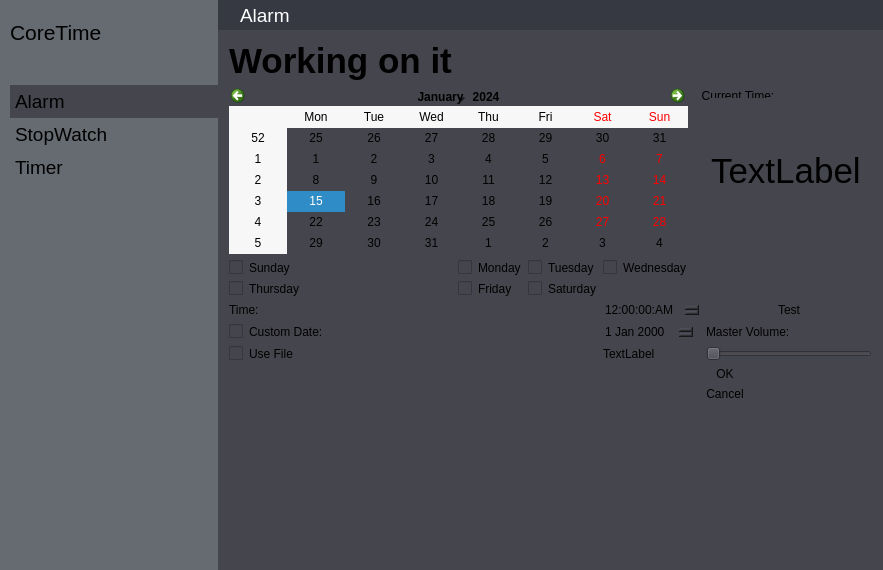
Before: the Qt Designer form coretime/coretime.ui in rahmanshaber/corebox, drawn with Qt 5.
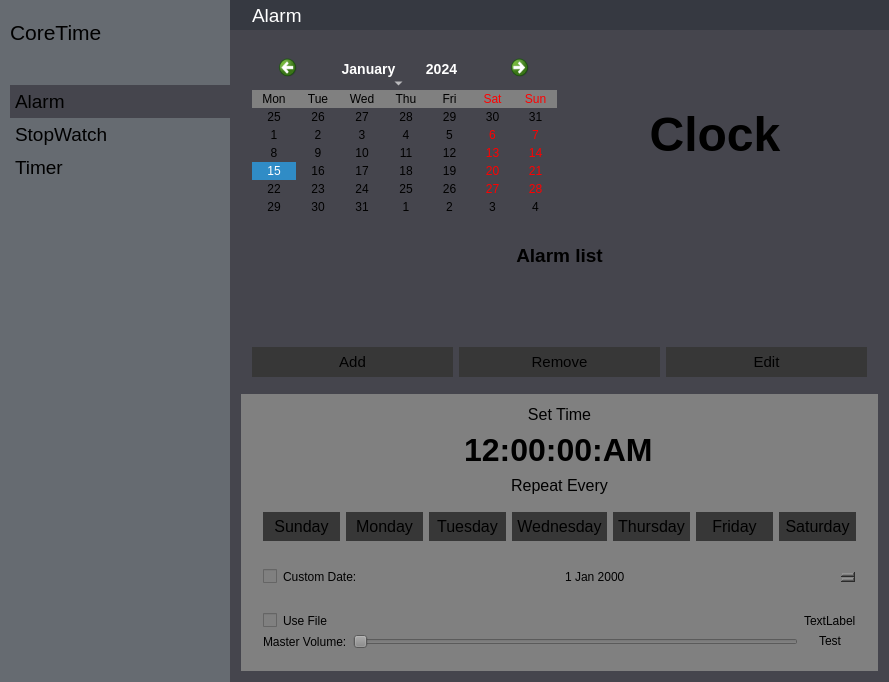
After: the same form once the commit is applied. Icons and pictures are not drawn.

What changed in the file:
```diff
--- a/coretime/coretime.ui
+++ b/coretime/coretime.ui
@@ -6,8 +6,8 @@
    <rect>
     <x>0</x>
     <y>0</y>
-    <width>883</width>
-    <height>570</height>
+    <width>889</width>
+    <height>594</height>
    </rect>
   </property>
   <property name="windowTitle">
@@ -29,7 +29,7 @@
    <property name="spacing">
     <number>0</number>
    </property>
-   <item row="0" column="0" rowspan="2">
+   <item row="0" column="0" rowspan="3">
     <widget class="QWidget" name="shortcut" native="true">
      <property name="sizePolicy">
       <sizepolicy hsizetype="Expanding" vsizetype="Expanding">
@@ -369,6 +369,12 @@
    </item>
    <item row="1" column="1">
     <widget class="QStackedWidget" name="pages">
+     <property name="minimumSize">
+      <size>
+       <width>0</width>
+       <height>0</height>
+      </size>
+     </property>
      <property name="styleSheet">
       <string notr="true">QWidget{
 background-color: #45454D;
@@ -380,188 +386,587 @@
       <number>0</number>
      </property>
      <widget class="QWidget" name="palarm">
-      <layout class="QGridLayout" name="gridLayout">
-       <item row="6" column="0">
-        <widget class="QLabel" name="label_2">
-         <property name="text">
-          <string>Time:</string>
+      <layout class="QVBoxLayout" name="verticalLayout_5">
+       <item>
+        <widget class="QFrame" name="clanandclock">
+         <property name="sizePolicy">
+          <sizepolicy hsizetype="Expanding" vsizetype="Expanding">
+           <horstretch>0</horstretch>
+           <verstretch>0</verstretch>
+          </sizepolicy>
          </property>
-        </widget>
-       </item>
-       <item row="2" column="0">
-        <widget class="QCheckBox" name="chkSun">
-         <property name="text">
-          <string>Sunday</string>
-         </property>
-        </widget>
-       </item>
-       <item row="7" column="3" colspan="2">
-        <widget class="QDateEdit" name="CustEdit"/>
-       </item>
-       <item row="2" column="1">
-        <widget class="QCheckBox" name="chkMon">
-         <property name="text">
-          <string>Monday</string>
-         </property>
-        </widget>
-       </item>
-       <item row="9" column="6">
-        <widget class="QDialogButtonBox" name="listAlmBtn">
-         <property name="orientation">
-          <enum>Qt::Vertical</enum>
-         </property>
-         <property name="standardButtons">
-          <set>QDialogButtonBox::Cancel|QDialogButtonBox::Ok</set>
-         </property>
-        </widget>
-       </item>
-       <item row="7" column="0" colspan="2">
-        <widget class="QCheckBox" name="chkCustom">
-         <property name="text">
-          <string>Custom Date:</string>
-         </property>
-        </widget>
-       </item>
-       <item row="2" column="3">
-        <widget class="QCheckBox" name="chkWed">
-         <property name="text">
-          <string>Wednesday</string>
-         </property>
-        </widget>
-       </item>
-       <item row="3" column="0">
-        <widget class="QCheckBox" name="chkThurs">
-         <property name="text">
-          <string>Thursday</string>
-         </property>
-        </widget>
-       </item>
-       <item row="3" column="2">
-        <widget class="QCheckBox" name="chkSat">
-         <property name="text">
-          <string>Saturday</string>
-         </property>
-        </widget>
-       </item>
-       <item row="8" column="3">
-        <widget class="QLabel" name="txtSoundPath">
-         <property name="text">
-          <string>TextLabel</string>
-         </property>
-        </widget>
-       </item>
-       <item row="8" column="6">
-        <widget class="QSlider" name="VolumeSlider">
-         <property name="orientation">
-          <enum>Qt::Horizontal</enum>
-         </property>
-        </widget>
-       </item>
-       <item row="6" column="6">
-        <widget class="QPushButton" name="TestBtn">
-         <property name="text">
-          <string>Test</string>
-         </property>
-        </widget>
-       </item>
-       <item row="6" column="3" colspan="3">
-        <widget class="QTimeEdit" name="timeEdit">
-         <property name="displayFormat">
-          <string>hh:mm:ss:AP</string>
-         </property>
-        </widget>
-       </item>
-       <item row="3" column="1">
-        <widget class="QCheckBox" name="chkFri">
-         <property name="text">
-          <string>Friday</string>
-         </property>
-        </widget>
-       </item>
-       <item row="1" column="5" colspan="2">
-        <widget class="QGroupBox" name="groupBox">
-         <property name="enabled">
-          <bool>true</bool>
-         </property>
-         <property name="acceptDrops">
-          <bool>false</bool>
-         </property>
-         <property name="autoFillBackground">
-          <bool>false</bool>
-         </property>
-         <property name="title">
-          <string>Current Time:</string>
-         </property>
-         <property name="flat">
-          <bool>false</bool>
-         </property>
-         <property name="checkable">
-          <bool>false</bool>
-         </property>
-         <layout class="QVBoxLayout" name="verticalLayout">
+         <layout class="QHBoxLayout" name="horizontalLayout_5">
+          <item>
+           <widget class="QCalendarWidget" name="calendarWidget">
+            <property name="sizePolicy">
+             <sizepolicy hsizetype="Expanding" vsizetype="Expanding">
+              <horstretch>0</horstretch>
+              <verstretch>0</verstretch>
+             </sizepolicy>
+            </property>
+            <property name="styleSheet">
+             <string notr="true">QDateEdit { 
+padding-right: 15px; 
+border-width: 1;
+height : 30;
+font-size:20pt;
+color:#fff;
+}
+QCalendarWidget QToolButton {
+padding-bottom: 5px;
+height: 30px;
+width: 70px;
+color: white;
+font-size: 14px;
+icon-size: 20px, 20px;
+}
+QCalendarWidget QWidget { 
+alternate-background-color: #808080; 
+}
+
+</string>
+            </property>
+            <property name="gridVisible">
+             <bool>false</bool>
+            </property>
+            <property name="verticalHeaderFormat">
+             <enum>QCalendarWidget::NoVerticalHeader</enum>
+            </property>
+            <property name="navigationBarVisible">
+             <bool>true</bool>
+            </property>
+            <property name="dateEditEnabled">
+             <bool>true</bool>
+            </property>
+           </widget>
+          </item>
           <item>
            <widget class="QLabel" name="Clock">
+            <property name="sizePolicy">
+             <sizepolicy hsizetype="Expanding" vsizetype="Expanding">
+              <horstretch>0</horstretch>
+              <verstretch>0</verstretch>
+             </sizepolicy>
+            </property>
             <property name="minimumSize">
              <size>
               <width>0</width>
               <height>0</height>
              </size>
             </property>
+            <property name="maximumSize">
+             <size>
+              <width>56468</width>
+              <height>16777215</height>
+             </size>
+            </property>
             <property name="font">
              <font>
-              <pointsize>26</pointsize>
+              <pointsize>36</pointsize>
+              <weight>75</weight>
+              <bold>true</bold>
              </font>
             </property>
             <property name="frameShadow">
              <enum>QFrame::Sunken</enum>
             </property>
             <property name="text">
-             <string>TextLabel</string>
+             <string>Clock</string>
             </property>
+            <property name="alignment">
+             <set>Qt::AlignCenter</set>
+            </property>
            </widget>
           </item>
          </layout>
         </widget>
        </item>
-       <item row="8" column="0">
-        <widget class="QCheckBox" name="chkSounds">
-         <property name="text">
-          <string>Use File</string>
+       <item>
+        <widget class="QFrame" name="alarmlistF">
+         <property name="sizePolicy">
+          <sizepolicy hsizetype="Expanding" vsizetype="Expanding">
+           <horstretch>0</horstretch>
+           <verstretch>0</verstretch>
+          </sizepolicy>
          </property>
+         <layout class="QGridLayout" name="gridLayout_6">
+          <item row="1" column="0" colspan="3">
+           <widget class="QListWidget" name="listWidget">
+            <property name="font">
+             <font>
+              <pointsize>12</pointsize>
+              <weight>75</weight>
+              <bold>true</bold>
+             </font>
+            </property>
+            <property name="frameShape">
+             <enum>QFrame::NoFrame</enum>
+            </property>
+            <property name="editTriggers">
+             <set>QAbstractItemView::NoEditTriggers</set>
+            </property>
+            <property name="showDropIndicator" stdset="0">
+             <bool>false</bool>
+            </property>
+           </widget>
+          </item>
+          <item row="2" column="0">
+           <widget class="QPushButton" name="addalarm">
+            <property name="minimumSize">
+             <size>
+              <width>0</width>
+              <height>30</height>
+             </size>
+            </property>
+            <property name="font">
+             <font>
+              <pointsize>11</pointsize>
+             </font>
+            </property>
+            <property name="styleSheet">
+             <string notr="true">QPushButton{
+background-color:#373737 ;
+padding: 5px 5px 5px 5px;
+}
+
+QPushButton:hover{
+background-color:#3D3D3D ;
+}
+</string>
+            </property>
+            <property name="text">
+             <string>Add</string>
+            </property>
+           </widget>
+          </item>
+          <item row="2" column="1">
+           <widget class="QPushButton" name="removealarm">
+            <property name="minimumSize">
+             <size>
+              <width>0</width>
+              <height>30</height>
+             </size>
+            </property>
+            <property name="font">
+             <font>
+              <pointsize>11</pointsize>
+             </font>
+            </property>
+            <property name="styleSheet">
+             <string notr="true">QPushButton{
+background-color:#373737 ;
+padding: 5px 5px 5px 5px;
+}
+
+QPushButton:hover{
+background-color:#3D3D3D ;
+}
+</string>
+            </property>
+            <property name="text">
+             <string>Remove</string>
+            </property>
+           </widget>
+          </item>
+          <item row="2" column="2">
+           <widget class="QPushButton" name="editalarm">
+            <property name="minimumSize">
+             <size>
+              <width>0</width>
+              <height>30</height>
+             </size>
+            </property>
+            <property name="font">
+             <font>
+              <pointsize>11</pointsize>
+             </font>
+            </property>
+            <property name="styleSheet">
+             <string notr="true">QPushButton{
+background-color:#373737 ;
+padding: 5px 5px 5px 5px;
+}
+
+QPushButton:hover{
+background-color:#3D3D3D ;
+}
+</string>
+            </property>
+            <property name="text">
+             <string>Edit</string>
+            </property>
+           </widget>
+          </item>
+          <item row="0" column="0" colspan="3">
+           <widget class="QLabel" name="label_4">
+            <property name="font">
+             <font>
+              <pointsize>14</pointsize>
+              <weight>75</weight>
+              <bold>true</bold>
+             </font>
+            </property>
+            <property name="text">
+             <string>Alarm list</string>
+            </property>
+            <property name="alignment">
+             <set>Qt::AlignCenter</set>
+            </property>
+           </widget>
+          </item>
+         </layout>
         </widget>
        </item>
-       <item row="9" column="0" colspan="4">
-        <widget class="QListWidget" name="listWidget"/>
-       </item>
-       <item row="7" column="6">
-        <widget class="QLabel" name="label">
-         <property name="text">
-          <string>Master Volume:</string>
+       <item>
+        <widget class="QFrame" name="alarmF">
+         <property name="styleSheet">
+          <string notr="true">QWidget{
+background-color: #808080;
+color: #000000;
+border: 1px #34343C;
+}</string>
          </property>
-        </widget>
-       </item>
-       <item row="2" column="2">
-        <widget class="QCheckBox" name="chkTues">
-         <property name="text">
-          <string>Tuesday</string>
-         </property>
-        </widget>
-       </item>
-       <item row="1" column="0" colspan="4">
-        <widget class="QCalendarWidget" name="calendarWidget"/>
-       </item>
-       <item row="0" column="0">
-        <widget class="QLabel" name="label_4">
-         <property name="font">
-          <font>
-           <pointsize>26</pointsize>
-           <weight>75</weight>
-           <bold>true</bold>
-          </font>
-         </property>
-         <property name="text">
-          <string>Working on it</string>
-         </property>
+         <layout class="QVBoxLayout" name="verticalLayout">
+          <item>
+           <widget class="QLabel" name="label_2">
+            <property name="font">
+             <font>
+              <pointsize>12</pointsize>
+              <weight>50</weight>
+              <bold>false</bold>
+             </font>
+            </property>
+            <property name="text">
+             <string>Set Time</string>
+            </property>
+            <property name="alignment">
+             <set>Qt::AlignCenter</set>
+            </property>
+           </widget>
+          </item>
+          <item>
+           <widget class="QTimeEdit" name="timeEdit">
+            <property name="sizePolicy">
+             <sizepolicy hsizetype="Preferred" vsizetype="Expanding">
+              <horstretch>0</horstretch>
+              <verstretch>0</verstretch>
+             </sizepolicy>
+            </property>
+            <property name="minimumSize">
+             <size>
+              <width>0</width>
+              <height>40</height>
+             </size>
+            </property>
+            <property name="font">
+             <font>
+              <pointsize>24</pointsize>
+              <weight>75</weight>
+              <bold>true</bold>
+             </font>
+            </property>
+            <property name="frame">
+             <bool>false</bool>
+            </property>
+            <property name="alignment">
+             <set>Qt::AlignCenter</set>
+            </property>
+            <property name="buttonSymbols">
+             <enum>QAbstractSpinBox::NoButtons</enum>
+            </property>
+            <property name="specialValueText">
+             <string notr="true"/>
+            </property>
+            <property name="accelerated">
+             <bool>false</bool>
+            </property>
+            <property name="showGroupSeparator" stdset="0">
+             <bool>true</bool>
+            </property>
+            <property name="displayFormat">
+             <string>hh:mm:ss:AP</string>
+            </property>
+           </widget>
+          </item>
+          <item>
+           <widget class="QLabel" name="label_5">
+            <property name="font">
+             <font>
+              <pointsize>12</pointsize>
+              <weight>50</weight>
+              <bold>false</bold>
+             </font>
+            </property>
+            <property name="text">
+             <string>Repeat Every</string>
+            </property>
+            <property name="alignment">
+             <set>Qt::AlignCenter</set>
+            </property>
+           </widget>
+          </item>
+          <item>
+           <widget class="QFrame" name="adddayF">
+            <property name="frameShape">
+             <enum>QFrame::NoFrame</enum>
+            </property>
+            <property name="frameShadow">
+             <enum>QFrame::Raised</enum>
+            </property>
+            <layout class="QHBoxLayout" name="horizontalLayout_3">
+             <item>
+              <widget class="QPushButton" name="chkSun">
+               <property name="font">
+                <font>
+                 <pointsize>12</pointsize>
+                </font>
+               </property>
+               <property name="styleSheet">
+                <string notr="true">QPushButton{
+background-color:#373737; 
+padding: 5px 5px 5px 5px;
+}
+QPushButton:checked{
+background-color:#FF9A00; 
+}
+</string>
+               </property>
+               <property name="text">
+                <string>Sunday</string>
+               </property>
+               <property name="checkable">
+                <bool>true</bool>
+               </property>
+               <property name="checked">
+                <bool>false</bool>
+               </property>
+              </widget>
+             </item>
+             <item>
+              <widget class="QPushButton" name="chkMon">
+               <property name="font">
+                <font>
+                 <pointsize>12</pointsize>
+                </font>
+               </property>
+               <property name="styleSheet">
+                <string notr="true">QPushButton{
+background-color:#373737; 
+padding: 5px 5px 5px 5px;
+}
+QPushButton:checked{
+background-color:#FF9A00; 
+}
+</string>
+               </property>
+               <property name="text">
+                <string>Monday</string>
+               </property>
+               <property name="checkable">
+                <bool>true</bool>
+               </property>
+              </widget>
+             </item>
+             <item>
+              <widget class="QPushButton" name="chkTues">
+               <property name="font">
+                <font>
+                 <pointsize>12</pointsize>
+                </font>
+               </property>
+               <property name="styleSheet">
+                <string notr="true">QPushButton{
+background-color:#373737; 
+padding: 5px 5px 5px 5px;
+}
+QPushButton:checked{
+background-color:#FF9A00; 
+}
+</string>
+               </property>
+               <property name="text">
+                <string>Tuesday</string>
+               </property>
+               <property name="checkable">
+                <bool>true</bool>
+               </property>
+              </widget>
+             </item>
+             <item>
+              <widget class="QPushButton" name="chkWed">
+               <property name="font">
+                <font>
+                 <pointsize>12</pointsize>
+                 <weight>50</weight>
+                 <bold>false</bold>
+                </font>
+               </property>
+               <property name="styleSheet">
+                <string notr="true">QPushButton{
+background-color:#373737; 
+padding: 5px 5px 5px 5px;
+}
+QPushButton:checked{
+background-color:#FF9A00; 
+}
+</string>
+               </property>
+               <property name="text">
+                <string>Wednesday</string>
+               </property>
+               <property name="checkable">
+                <bool>true</bool>
+               </property>
+              </widget>
+             </item>
+             <item>
+              <widget class="QPushButton" name="chkThurs">
+               <property name="font">
+                <font>
+                 <pointsize>12</pointsize>
+                </font>
+               </property>
+               <property name="styleSheet">
+                <string notr="true">QPushButton{
+background-color:#373737; 
+padding: 5px 5px 5px 5px;
+}
+QPushButton:checked{
+background-color:#FF9A00; 
+}
+</string>
+               </property>
+               <property name="text">
+                <string>Thursday</string>
+               </property>
+               <property name="checkable">
+                <bool>true</bool>
+               </property>
+              </widget>
+             </item>
+             <item>
+              <widget class="QPushButton" name="chkFri">
+               <property name="font">
+                <font>
+                 <pointsize>12</pointsize>
+                </font>
+               </property>
+               <property name="styleSheet">
+                <string notr="true">QPushButton{
+background-color:#373737; 
+padding: 5px 5px 5px 5px;
+}
+QPushButton:checked{
+background-color:#FF9A00; 
+}
+</string>
+               </property>
+               <property name="text">
+                <string>Friday</string>
+               </property>
+               <property name="checkable">
+                <bool>true</bool>
+               </property>
+              </widget>
+             </item>
+             <item>
+              <widget class="QPushButton" name="chkSat">
+               <property name="font">
+                <font>
+                 <pointsize>12</pointsize>
+                </font>
+               </property>
+               <property name="styleSheet">
+                <string notr="true">QPushButton{
+background-color:#373737; 
+padding: 5px 5px 5px 5px;
+}
+QPushButton:checked{
+background-color:#FF9A00; 
+}
+</string>
+               </property>
+               <property name="text">
+                <string>Saturday</string>
+               </property>
+               <property name="checkable">
+                <bool>true</bool>
+               </property>
+              </widget>
+             </item>
+            </layout>
+           </widget>
+          </item>
+          <item>
+           <widget class="QFrame" name="adddateF">
+            <property name="frameShape">
+             <enum>QFrame::StyledPanel</enum>
+            </property>
+            <property name="frameShadow">
+             <enum>QFrame::Raised</enum>
+            </property>
+            <layout class="QHBoxLayout" name="horizontalLayout">
+             <item>
+              <widget class="QCheckBox" name="chkCustom">
+               <property name="text">
+                <string>Custom Date:</string>
+               </property>
+              </widget>
+             </item>
+             <item>
+              <widget class="QDateEdit" name="CustEdit"/>
+             </item>
+            </layout>
+           </widget>
+          </item>
+          <item>
+           <widget class="QFrame" name="addsoundF">
+            <property name="frameShape">
+             <enum>QFrame::StyledPanel</enum>
+            </property>
+            <property name="frameShadow">
+             <enum>QFrame::Raised</enum>
+            </property>
+            <layout class="QGridLayout" name="gridLayout">
+             <item row="0" column="0">
+              <widget class="QCheckBox" name="chkSounds">
+               <property name="text">
+                <string>Use File</string>
+               </property>
+              </widget>
+             </item>
+             <item row="0" column="2">
+              <widget class="QLabel" name="txtSoundPath">
+               <property name="text">
+                <string>TextLabel</string>
+               </property>
+              </widget>
+             </item>
+             <item row="1" column="0">
+              <widget class="QLabel" name="label">
+               <property name="text">
+                <string>Master Volume:</string>
+               </property>
+              </widget>
+             </item>
+             <item row="1" column="1">
+              <widget class="QSlider" name="VolumeSlider">
+               <property name="orientation">
+                <enum>Qt::Horizontal</enum>
+               </property>
+              </widget>
+             </item>
+             <item row="1" column="2">
+              <widget class="QPushButton" name="TestBtn">
+               <property name="text">
+                <string>Test</string>
+               </property>
+              </widget>
+             </item>
+            </layout>
+           </widget>
+          </item>
+         </layout>
         </widget>
        </item>
       </layout>
```
Left out of the diff: 308 changed lines with no effect on the pictures.
